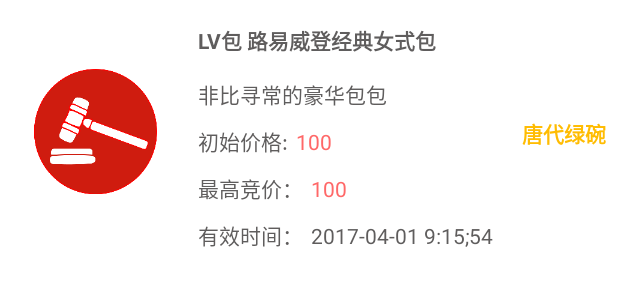
After one commit to jiaoery/AuctionClient, an Android app: the layout item_goods.xml on its own in the app's theme, with its tools: preview values and no code run, on a phone screen of 412 x 824 dp. The commit adds this screen. Shown: the top 300 px of the screen. Run offline under Robolectric (Android 15) with nearby library versions, the phone set to English and light mode, and no system bars.

```diff
--- a/app/src/main/java/org/crazyit/auction/client/ChooseItemFragment.java
+++ b/app/src/main/java/org/crazyit/auction/client/ChooseItemFragment.java
@@ -53,7 +53,7 @@
         bnHome.setOnClickListener(new HomeListener(getActivity()));
         Bundle bundle = getArguments();
         String kindName = bundle.getString("kindName");
-        goodsAdapter = new GoodsAdapter(getActivity(), goodses, "name", true);
+        goodsAdapter = new GoodsAdapter(getActivity(), goodses, true);
         // 根据种类ID获取该种类对应的所有物品
 //			JSONArray jsonArray = new JSONArray(HttpUtil.getRequest(url));
 //			JSONArrayAdapter adapter = new JSONArrayAdapter(
--- a/app/src/main/java/org/crazyit/auction/client/ManageItemFragment.java
+++ b/app/src/main/java/org/crazyit/auction/client/ManageItemFragment.java
@@ -67,7 +67,7 @@
 //		String url = HttpUtil.BASE_URL + "viewOwnerItem.jsp";
 //		try
 //		{
-        goodsAdapter = new GoodsAdapter(getActivity(), goodses, "name", true);
+        goodsAdapter = new GoodsAdapter(getActivity(), goodses, true);
         itemList.setAdapter(goodsAdapter);
 //			// 向指定URL发送请求
 //			JSONArray jsonArray = new JSONArray(HttpUtil.getRequest(url));
--- a/app/src/main/java/org/crazyit/auction/client/Register.java
+++ b/app/src/main/java/org/crazyit/auction/client/Register.java
@@ -51,9 +51,11 @@
             BmobUser user = new BmobUser();
             user.setUsername(username);
             user.setPassword(pwd);
+            DialogUtil.showProgress(this,true);
             user.signUp(new SaveListener<BmobUser>() {
                 @Override
                 public void done(BmobUser bmobUser, BmobException e) {
+                    DialogUtil.showProgress(Register.this,false);
                     if (e == null) {
                         toast("注册成功:" + bmobUser.toString());
                         //启动Main Activity
--- a/app/src/main/java/org/crazyit/auction/client/ViewBidFragment.java
+++ b/app/src/main/java/org/crazyit/auction/client/ViewBidFragment.java
@@ -51,7 +51,7 @@
         bidList = (ListView) rootView.findViewById(R.id.bidList);
         // 为返回按钮的单击事件绑定事件监听器
         bnHome.setOnClickListener(new HomeListener(getActivity()));
-        adapter = new GoodsAdapter(activity, goodsList, "name", true);
+        adapter = new GoodsAdapter(activity, goodsList, true);
         bidList.setAdapter(adapter);
         bidList.setOnItemClickListener(new OnItemClickListener() {
             @Override
--- /dev/null
+++ b/app/src/main/res/layout/item_goods.xml
@@ -0,0 +1,128 @@
+<?xml version="1.0" encoding="utf-8"?>
+<RelativeLayout xmlns:android="http://schemas.android.com/apk/res/android"
+    android:layout_width="match_parent"
+    android:layout_height="wrap_content"
+    android:background="@drawable/btn_common">
+
+    <ImageView
+        android:id="@+id/iv_good"
+        android:layout_width="@dimen/dp_100"
+        android:layout_height="@dimen/dp_100"
+        android:layout_margin="@dimen/dp_16"
+        android:scaleType="centerCrop"
+        android:layout_centerVertical="true"
+        android:src="@drawable/ic_launcher"/>
+
+
+    <TextView
+        android:id="@+id/tv_kind_name"
+        android:layout_width="wrap_content"
+        android:layout_height="wrap_content"
+        android:layout_marginRight="@dimen/dp_8"
+        android:layout_alignParentRight="true"
+        android:layout_centerVertical="true"
+        android:maxLines="2"
+        android:text="唐代绿碗"
+        android:textColor="@color/order_detail_money_FFBC01"
+        android:textSize="@dimen/text_size_14"
+        android:textStyle="bold" />
+
+
+    <TextView
+        android:id="@+id/tv_good_name"
+        android:layout_width="match_parent"
+        android:layout_height="@dimen/dp_36"
+        android:layout_alignTop="@+id/iv_good"
+        android:layout_marginRight="@dimen/dp_8"
+        android:layout_toRightOf="@+id/iv_good"
+        android:maxLines="2"
+        android:text="LV包 路易威登经典女式包"
+        android:textColor="@color/tv_value"
+        android:textSize="@dimen/text_size_14"
+        android:textStyle="bold" />
+
+    <TextView
+        android:id="@+id/tv_good_desc"
+        android:layout_width="wrap_content"
+        android:layout_height="wrap_content"
+        android:layout_below="@+id/tv_good_name"
+        android:layout_alignLeft="@+id/tv_good_name"
+        android:text="非比寻常的豪华包包"
+        android:textColor="@color/tv_value"
+        android:textSize="@dimen/text_size_14"/>
+
+    <TextView
+        android:id="@+id/tv_initprice_tag"
+        android:layout_width="wrap_content"
+        android:layout_height="wrap_content"
+        android:layout_below="@+id/tv_good_desc"
+        android:layout_alignLeft="@+id/tv_good_desc"
+        android:layout_marginTop="@dimen/dp_10"
+        android:text="@string/initprice"
+        android:textColor="@color/tv_value"
+        android:textSize="@dimen/text_size_14"
+        />
+
+    <TextView
+        android:id="@+id/tv_initprice"
+        android:layout_width="wrap_content"
+        android:layout_height="wrap_content"
+        android:layout_alignBaseline="@+id/tv_initprice_tag"
+        android:layout_toRightOf="@+id/tv_initprice_tag"
+        android:layout_marginLeft="@dimen/dp_5"
+        android:text="100"
+        android:textColor="@color/my_red_FF6868"
+        />
+
+    <TextView
+        android:id="@+id/tv_max_price_tag"
+        android:layout_width="wrap_content"
+        android:layout_height="wrap_content"
+        android:layout_below="@+id/tv_initprice_tag"
+        android:layout_alignLeft="@+id/tv_initprice_tag"
+        android:layout_marginTop="@dimen/dp_10"
+        android:text="@string/max_price"
+        android:textColor="@color/tv_value"
+        android:textSize="@dimen/text_size_14"
+        />
+
+
+    <TextView
+        android:id="@+id/tv_max_price"
+        android:layout_width="wrap_content"
+        android:layout_height="wrap_content"
+        android:layout_alignBaseline="@+id/tv_max_price_tag"
+        android:layout_toRightOf="@+id/tv_max_price_tag"
+        android:layout_marginLeft="@dimen/dp_5"
+        android:text="100"
+        android:textColor="@color/my_red_FF6868"
+        />
+
+    <TextView
+        android:layout_width="wrap_content"
+        android:layout_height="wrap_content"
+        android:id="@+id/tv_end_time_tag"
+        android:text="@string/avail_time"
+        android:textColor="@color/tv_value"
+        android:textSize="@dimen/text_size_14"
+        android:layout_below="@+id/tv_max_price_tag"
+        android:layout_alignLeft="@+id/tv_initprice_tag"
+        android:layout_marginTop="@dimen/dp_10"
+        android:layout_marginRight="@dimen/dp_5"
+        android:layout_marginBottom="@dimen/dp_10"/>
+
+    <TextView
+        android:layout_width="wrap_content"
+        android:layout_height="wrap_content"
+        android:id="@+id/tv_end_time"
+        android:text="2017-04-01 9:15;54"
+        android:layout_alignBaseline="@+id/tv_end_time_tag"
+        android:layout_toRightOf="@+id/tv_end_time_tag"
+        />
+
+
+
+
+
+
+</RelativeLayout>
--- a/app/src/main/res/layout/view_item.xml
+++ b/app/src/main/res/layout/view_item.xml
@@ -28,5 +28,8 @@
 <ListView
 	android:id="@+id/succList"
 	android:layout_width="match_parent"
-	android:layout_height="match_parent"/>
+	android:layout_height="match_parent"
+	android:divider="@color/border_line_e8e8e8"
+	android:dividerHeight="@dimen/dp_1"
+	/>
 </LinearLayout>
--- a/app/src/main/res/values/strings.xml
+++ b/app/src/main/res/values/strings.xml
@@ -41,4 +41,6 @@
     <string name="input_pwd">请输入用户口令</string>
     <string name="notification">提示</string>
     <string name="logining">正在登陆中</string>
+    <string name="desc">详细简介</string>
+    <string name="initprice">初始价格:</string>
 </resources>
```
Also changed, not shown: app/src/main/java/org/crazyit/auction/client/ViewItemFragment.java (+4 -3 lines), app/src/main/java/org/crazyit/auction/client/adapter/GoodsAdapter.java (+40 -41 lines), app/src/main/res/drawable-xxhdpi/icon_photo_add_2.png (added), 1 other file.
